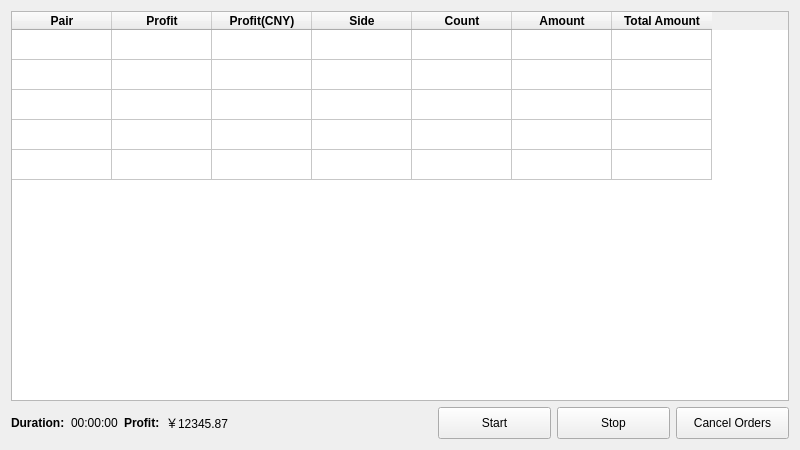
dragonsun7/VCoinTools, file Apps/HFT/view/hft_main.ui: the form before one commit.
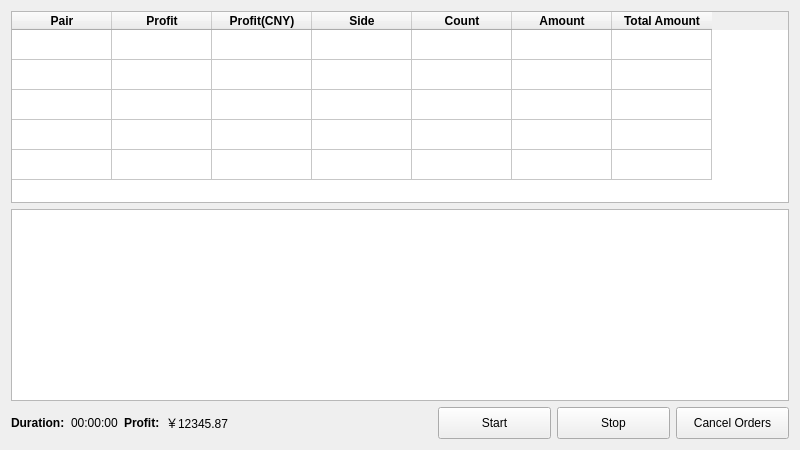
The form after the commit.

```diff
--- a/Apps/HFT/view/hft_main.ui
+++ b/Apps/HFT/view/hft_main.ui
@@ -134,6 +134,9 @@
         </column>
        </widget>
       </item>
+      <item>
+       <widget class="QPlainTextEdit" name="log_edit"/>
+      </item>
       <item>
        <layout class="QHBoxLayout" name="horizontalLayout_3">
         <item>
```
